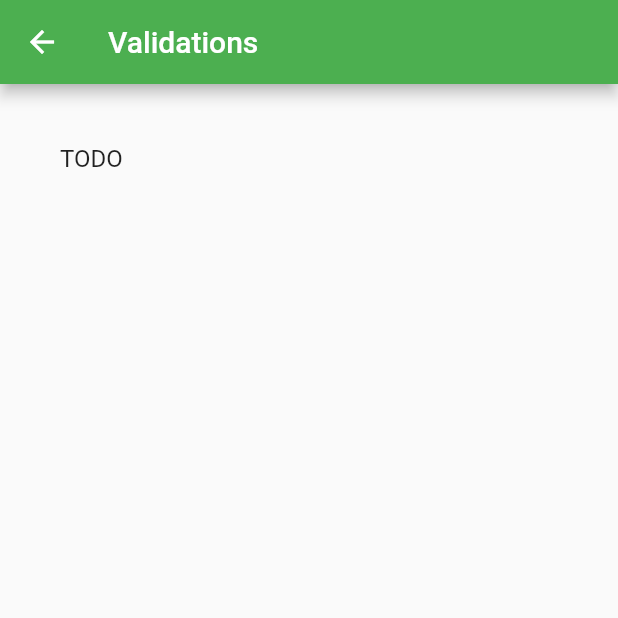
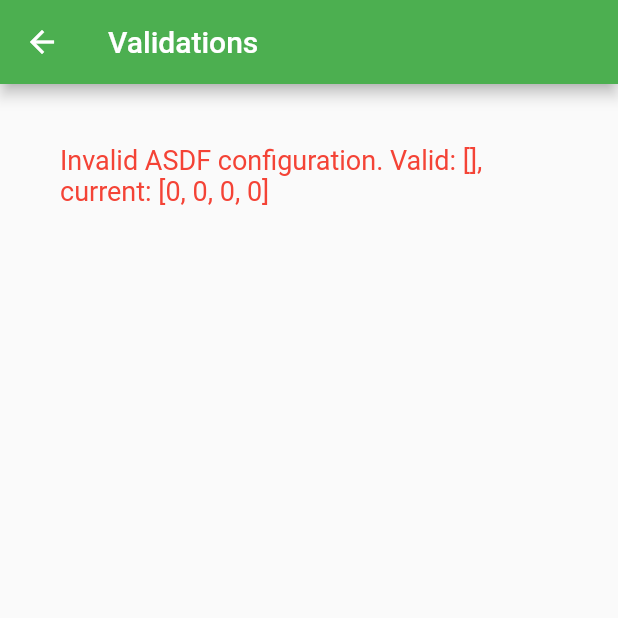
Before and after one commit to Celeo/cyberdeck-helper, a Flutter app: the screen it shows after launch, after a tap on the "error outline" icon, on a phone screen of 412 x 824 dp, the top half of it. Run offline on Flutter 3.47's test engine with Material 2 defaults, Android fonts, the phone set to English and light mode, and no system bars; our stand-ins replace shared_preferences.

Commit message:
Validations

```diff
--- a/lib/main.dart
+++ b/lib/main.dart
@@ -1,15 +1,15 @@
-import 'package:cyberdeck_helper/views/condition_monitor.dart';
 import 'package:flutter/material.dart';
 import 'package:shared_preferences/shared_preferences.dart';
 import 'dart:convert';
 
 import 'package:cyberdeck_helper/views/about.dart';
+import 'package:cyberdeck_helper/views/condition_monitor.dart';
 import 'package:cyberdeck_helper/views/validations.dart';
 import 'package:cyberdeck_helper/views/action_info.dart';
 import 'package:cyberdeck_helper/views/noise_info.dart';
-import 'package:cyberdeck_helper/rules.dart';
 import 'package:cyberdeck_helper/views/program_config.dart';
 import 'package:cyberdeck_helper/views/char_deck_config.dart';
+import 'package:cyberdeck_helper/rules.dart';
 
 void main() => runApp(App());
 
@@ -63,33 +63,6 @@ class HomePageState extends State<HomePage> {
     final prefs = await SharedPreferences.getInstance();
     final json = jsonEncode(deckConfig);
     prefs.setString('config', json);
-  }
-
-  /// Returns a list of ints that are valid ASDF attributes
-  /// for the current cyberdeck and cyberjack selection. In
-  /// addition to the results from the gear, the value '0' is
-  /// always returned.
-  List<int> getValidASDF() {
-    Set<int> values = Set.from([0]);
-    if (deckConfig.deck != null) {
-      final parts = deckConfig.deck
-          .split(': ')[1]
-          .split(' ')[1]
-          .replaceFirst(',', '')
-          .split('/');
-      values.add(int.parse(parts[0]));
-      values.add(int.parse(parts[1]));
-    }
-    if (deckConfig.jack != null) {
-      final parts = deckConfig.jack
-          .split(': ')[1]
-          .split(' ')[1]
-          .replaceFirst(',', '')
-          .split('/');
-      values.add(int.parse(parts[0]));
-      values.add(int.parse(parts[1]));
-    }
-    return List.from(values)..sort();
   }
 
   /// Builds and returns the ASDF attribute selection row found
@@ -199,26 +172,9 @@ class HomePageState extends State<HomePage> {
 
   @override
   Widget build(BuildContext context) {
-    final asdf = getValidASDF();
-    return Scaffold(
-      appBar: AppBar(
-        title: Text(appName),
-        backgroundColor: Colors.green,
-        actions: <Widget>[
-          IconButton(
-            icon: Icon(Icons.error_outline),
-            tooltip: 'Validation',
-            onPressed: () {
-              Navigator.push(
-                context,
-                MaterialPageRoute(
-                  builder: (context) => ViewValidations(
-                    config: deckConfig,
-                  ),
-                ),
-              );
-            },
-          ),
+    final asdf = getValidASDFSorted(deckConfig);
+    final errors = validateConfig(deckConfig);
+    var appBarChildren = [
       IconButton(
         icon: Icon(Icons.favorite_border),
         tooltip: 'Condition Monitor',
@@ -299,7 +255,31 @@ class HomePageState extends State<HomePage> {
           ];
         },
       ),
-        ],
+    ];
+    if (errors.length > 0) {
+      appBarChildren.insert(
+          0,
+          IconButton(
+            icon: Icon(Icons.error_outline),
+            color: Colors.red,
+            tooltip: 'Errors',
+            onPressed: () {
+              Navigator.push(
+                context,
+                MaterialPageRoute(
+                  builder: (context) => ViewValidations(
+                    config: deckConfig,
+                  ),
+                ),
+              );
+            },
+          ));
+    }
+    return Scaffold(
+      appBar: AppBar(
+        title: Text(appName),
+        backgroundColor: Colors.green,
+        actions: appBarChildren,
       ),
       body: Center(
         child: Column(
--- a/lib/rules.dart
+++ b/lib/rules.dart
@@ -1,3 +1,5 @@
+import 'package:collection/collection.dart';
+
 enum MatrixMode {
   AR,
   Cold,
@@ -299,6 +301,66 @@ final List<List<String>> allActions = [
   ],
 ];
 
-String getActionDescription(String action) {
+String getActionDescription(final String action) {
   return allActions.firstWhere((e) => e[0] == action)[2];
 }
+
+/// Returns a list of ints that are valid ASDF attributes
+/// for the current cyberdeck and cyberjack selection. In
+/// addition to the results from the gear, the value '0' is
+/// always returned.
+List<int> getValidASDF(final DeckConfig config) {
+  List<int> values = [];
+  if (config.deck != null) {
+    final parts = config.deck
+        .split(': ')[1]
+        .split(' ')[1]
+        .replaceFirst(',', '')
+        .split('/');
+    values.add(int.parse(parts[0]));
+    values.add(int.parse(parts[1]));
+  }
+  if (config.jack != null) {
+    final parts = config.jack
+        .split(': ')[1]
+        .split(' ')[1]
+        .replaceFirst(',', '')
+        .split('/');
+    values.add(int.parse(parts[0]));
+    values.add(int.parse(parts[1]));
+  }
+  values.sort();
+  return values;
+}
+
+List<int> getValidASDFSorted(final DeckConfig config) {
+  final raw = getValidASDF(config);
+  final dedup = new Set.from(raw);
+  dedup.add(0);
+  return new List.from(dedup);
+}
+
+List<String> validateConfig(final DeckConfig config) {
+  final programsMaxAllowed =
+      config.deck == null ? 0 : int.parse(config.deck.split(' ')[4]);
+  final programsUsed = config.runningPrograms.length;
+  final validASDF = getValidASDF(config);
+  final currentASDF = [
+    config.attack,
+    config.sleaze,
+    config.dataProcessing,
+    config.firewall,
+  ];
+  currentASDF.sort();
+
+  List<String> errors = [];
+  if (programsUsed > programsMaxAllowed) {
+    errors.add('Max programs allowed is $programsMaxAllowed, you '
+        'have $programsUsed slotted');
+  }
+  if (!ListEquality().equals(validASDF, currentASDF)) {
+    errors.add('Invalid ASDF configuration. Valid: ${validASDF.toString()}, '
+        'current: ${currentASDF.toString()}');
+  }
+  return errors;
+}
--- a/lib/views/validations.dart
+++ b/lib/views/validations.dart
@@ -1,4 +1,5 @@
 import 'package:flutter/material.dart';
+
 import 'package:cyberdeck_helper/rules.dart';
 
 class ViewValidations extends StatelessWidget {
@@ -8,6 +9,13 @@ class ViewValidations extends StatelessWidget {
 
   @override
   Widget build(BuildContext context) {
+    final errors = validateConfig(config);
+    final noErrorsText = Center(
+      child: Text(
+        'No errors',
+        style: TextStyle(fontSize: 30.0),
+      ),
+    );
     return Scaffold(
       appBar: AppBar(
         title: Text('Validations'),
@@ -16,12 +24,14 @@ class ViewValidations extends StatelessWidget {
       body: Container(
         padding: EdgeInsets.all(40.0),
         child: Column(
-          children: <Widget>[
-            Text(
-              'TODO',
-              style: TextStyle(fontSize: 16.0),
-            ),
-          ],
+          children: errors.length == 0
+              ? [noErrorsText]
+              : errors
+                  .map(
+                    (e) => Text(e,
+                        style: TextStyle(color: Colors.red, fontSize: 18.0)),
+                  )
+                  .toList(),
         ),
       ),
     );
```
Lines whose indentation alone changed are shown as unchanged.
